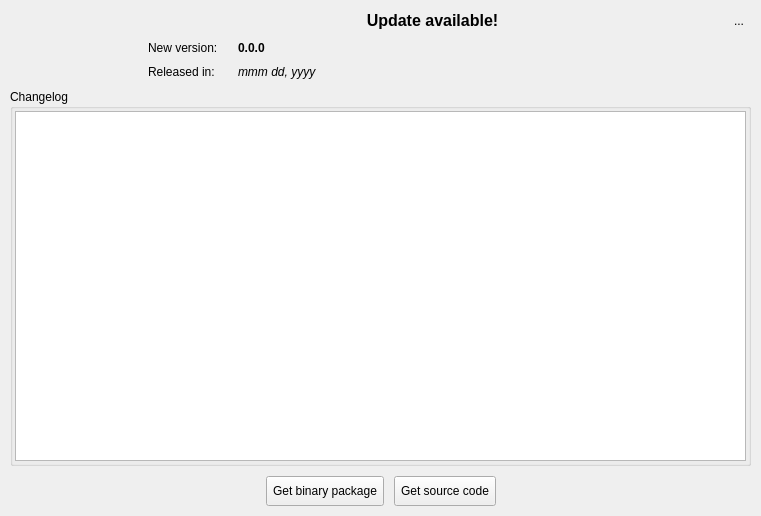
The window that libs/libgui/ui/widgets/updatenotifierwidget.ui (pgmodeler/pgmodeler) describes before a commit, drawn with Qt 5.
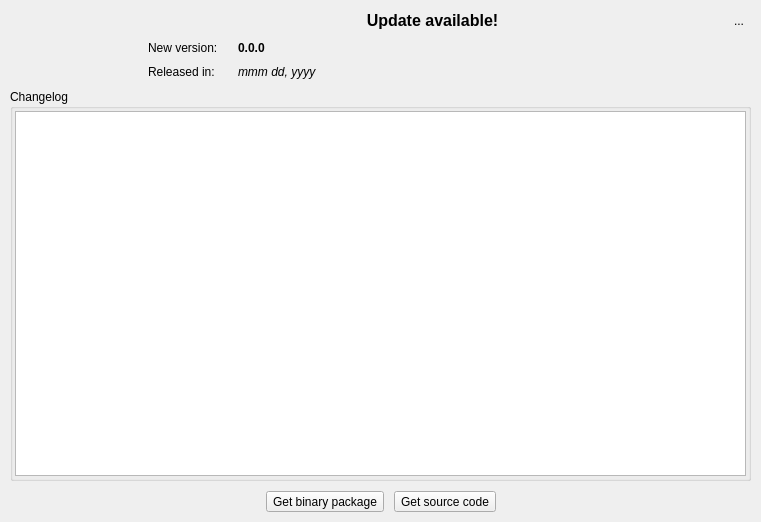
The same window after the commit. Icons and pictures are not drawn.

What changed in the file:
```diff
--- a/libs/libgui/ui/widgets/updatenotifierwidget.ui
+++ b/libs/libgui/ui/widgets/updatenotifierwidget.ui
@@ -13,7 +13,7 @@
     <x>0</x>
     <y>0</y>
     <width>761</width>
-    <height>516</height>
+    <height>522</height>
    </rect>
   </property>
   <property name="minimumSize">
@@ -305,11 +305,11 @@
         </item>
         <item>
          <widget class="QToolButton" name="get_binary_tb">
-          <property name="minimumSize">
-           <size>
-            <width>0</width>
-            <height>30</height>
-           </size>
+          <property name="sizePolicy">
+           <sizepolicy hsizetype="Preferred" vsizetype="Preferred">
+            <horstretch>0</horstretch>
+            <verstretch>0</verstretch>
+           </sizepolicy>
           </property>
           <property name="toolTip">
            <string>Redirects to purchase page.</string>
@@ -340,11 +340,11 @@
         </item>
         <item>
          <widget class="QToolButton" name="get_source_tb">
-          <property name="minimumSize">
-           <size>
-            <width>0</width>
-            <height>30</height>
-           </size>
+          <property name="sizePolicy">
+           <sizepolicy hsizetype="Preferred" vsizetype="Preferred">
+            <horstretch>0</horstretch>
+            <verstretch>0</verstretch>
+           </sizepolicy>
           </property>
           <property name="toolTip">
            <string>Redirects to GitHub source repository.</string>
```
Left out of the diff: 4 changed lines with no effect on the pictures.
